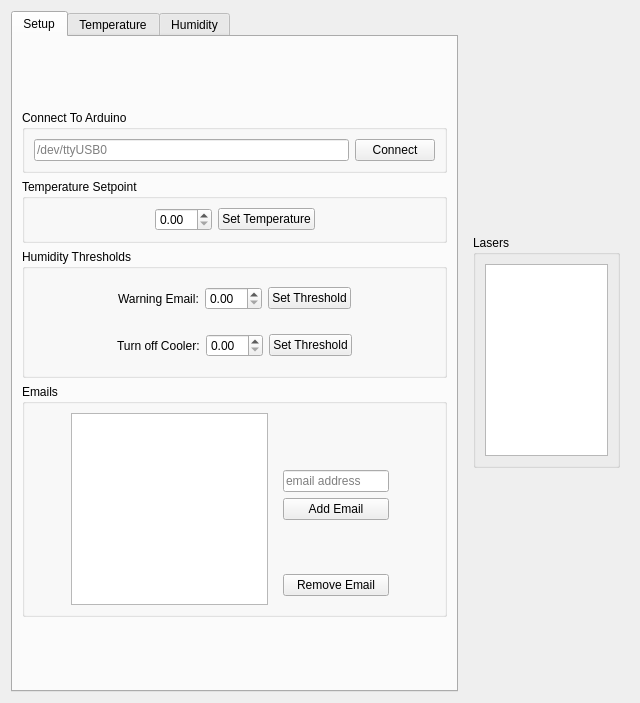
camerongivler/TempController, file tempcontroller.ui: the form before one commit.
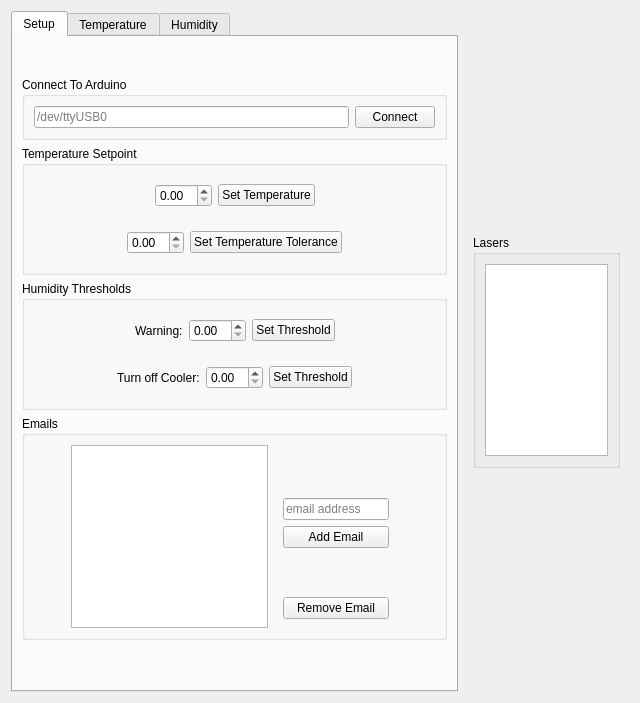
The form after the commit.

What changed in the file:
```diff
--- a/tempcontroller.ui
+++ b/tempcontroller.ui
@@ -71,6 +71,15 @@
          <property name="title">
           <string>Temperature Setpoint</string>
          </property>
+         <layout class="QVBoxLayout" name="verticalLayout_8">
+          <item>
+           <widget class="QFrame" name="frame_5">
+            <property name="frameShape">
+             <enum>QFrame::NoFrame</enum>
+            </property>
+            <property name="frameShadow">
+             <enum>QFrame::Raised</enum>
+            </property>
          <layout class="QHBoxLayout" name="horizontalLayout_2">
           <item>
            <spacer name="horizontalSpacer">
@@ -112,6 +121,57 @@
         </widget>
        </item>
        <item>
+           <widget class="QFrame" name="frame_6">
+            <property name="frameShape">
+             <enum>QFrame::NoFrame</enum>
+            </property>
+            <property name="frameShadow">
+             <enum>QFrame::Raised</enum>
+            </property>
+            <layout class="QHBoxLayout" name="horizontalLayout_9">
+             <item>
+              <spacer name="horizontalSpacer_9">
+               <property name="orientation">
+                <enum>Qt::Horizontal</enum>
+               </property>
+               <property name="sizeHint" stdset="0">
+                <size>
+                 <width>40</width>
+                 <height>20</height>
+                </size>
+               </property>
+              </spacer>
+             </item>
+             <item>
+              <widget class="QDoubleSpinBox" name="tempToleranceSpinBox"/>
+             </item>
+             <item>
+              <widget class="QPushButton" name="tempWarningButton">
+               <property name="text">
+                <string>Set Temperature Tolerance</string>
+               </property>
+              </widget>
+             </item>
+             <item>
+              <spacer name="horizontalSpacer_10">
+               <property name="orientation">
+                <enum>Qt::Horizontal</enum>
+               </property>
+               <property name="sizeHint" stdset="0">
+                <size>
+                 <width>40</width>
+                 <height>20</height>
+                </size>
+               </property>
+              </spacer>
+             </item>
+            </layout>
+           </widget>
+          </item>
+         </layout>
+        </widget>
+       </item>
+       <item>
         <widget class="QGroupBox" name="groupBox_3">
          <property name="title">
           <string>Humidity Thresholds</string>
@@ -142,7 +202,7 @@
              <item>
               <widget class="QLabel" name="label">
                <property name="text">
-                <string>Warning Email:</string>
+                <string>Warning:</string>
                </property>
               </widget>
              </item>
```
Left out of the diff: 2 changed lines with no effect on the pictures. Lines whose indentation alone changed are shown as unchanged.
